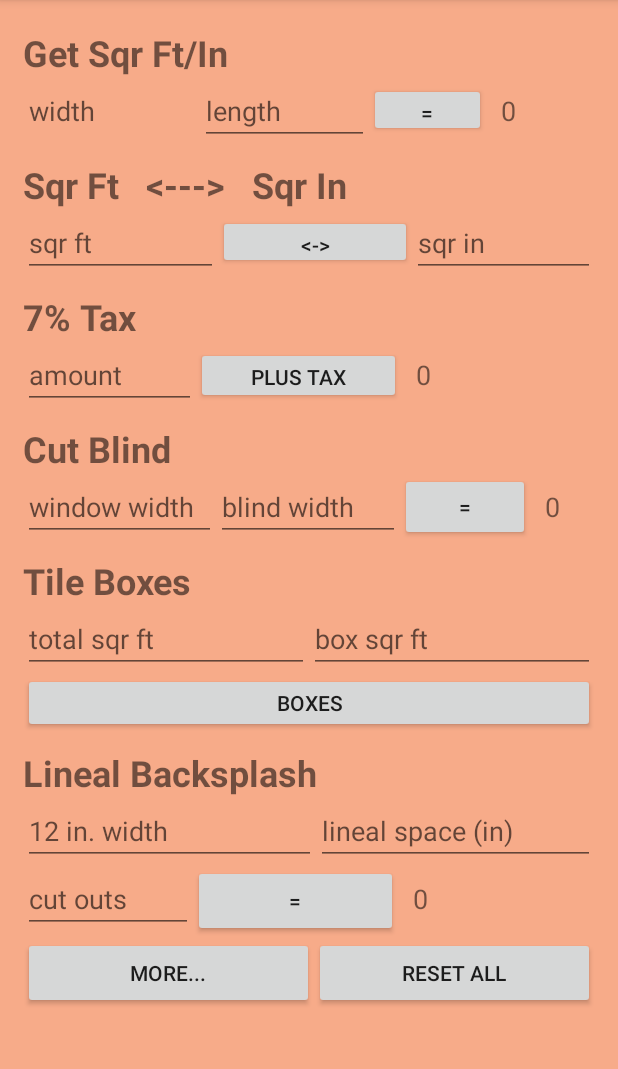
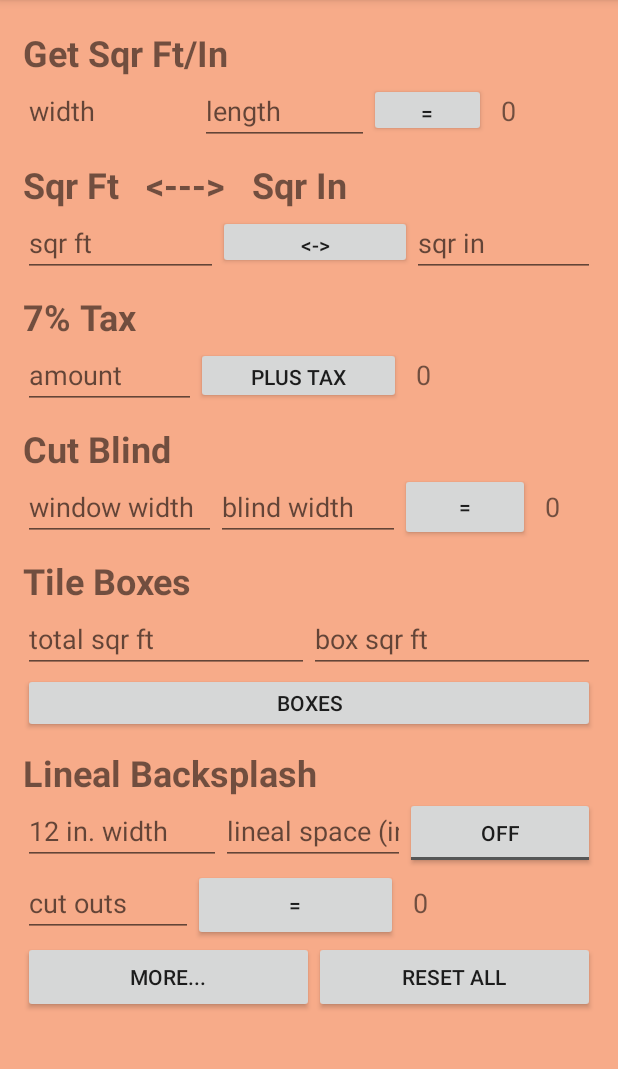
Before and after one commit to edcres/belt-tools, an Android app: the screen it shows after launch (MainLayoutActivity), on a phone screen of 412 x 824 dp, the part 84-1153 px from its top. Run offline under Robolectric (Android 15) with nearby library versions, the phone set to English and light mode, and no system bars.

Commit message:
setup to implement a toggle for ft or in

```diff
--- a/app/src/main/res/layout/activity_main_layout.xml
+++ b/app/src/main/res/layout/activity_main_layout.xml
@@ -305,6 +305,13 @@
                                     android:hint="lineal space (in)"
                                     android:inputType="number|numberDecimal" />
 
+                            <ToggleButton
+                                    android:id="@+id/toggleButton"
+                                    android:layout_width="15dp"
+                                    android:layout_height="wrap_content"
+                                    android:layout_weight="1"
+                                    android:text="ToggleButton" />
+
                         </LinearLayout>
 
                         <LinearLayout
```
Also changed, not shown: app/src/main/java/com/aldreduser/belttools/MainLayoutActivity.kt (+9 -0 lines).
